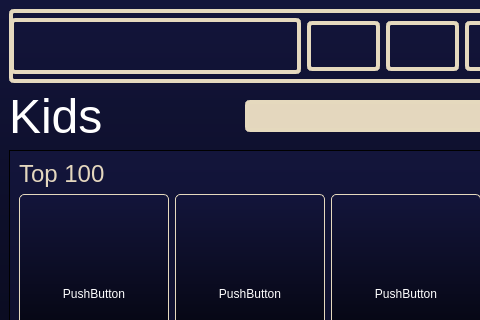
Before: the Qt Designer form src/qt/kidstv.ui in Dushnilas/recsys_project, drawn with Qt 5; both pictures show x 0 to 480 and y 0 to 320 of the 944 by 763 pixel window.
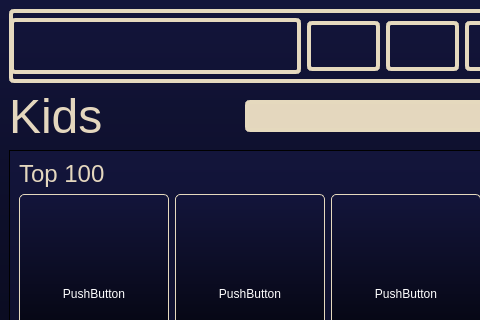
After: the same form once the commit is applied. Icons and pictures are not drawn.

The edit to the form file:
```diff
--- a/src/qt/kidstv.ui
+++ b/src/qt/kidstv.ui
@@ -160,6 +160,7 @@
         </property>
         <property name="styleSheet">
          <string notr="true">background-color: rgba(255, 255, 255, 0);
+color: rgb(228, 215, 190);
 </string>
         </property>
         <property name="text">
```
Left out of the diff: 2 changed lines with no effect on the pictures.
